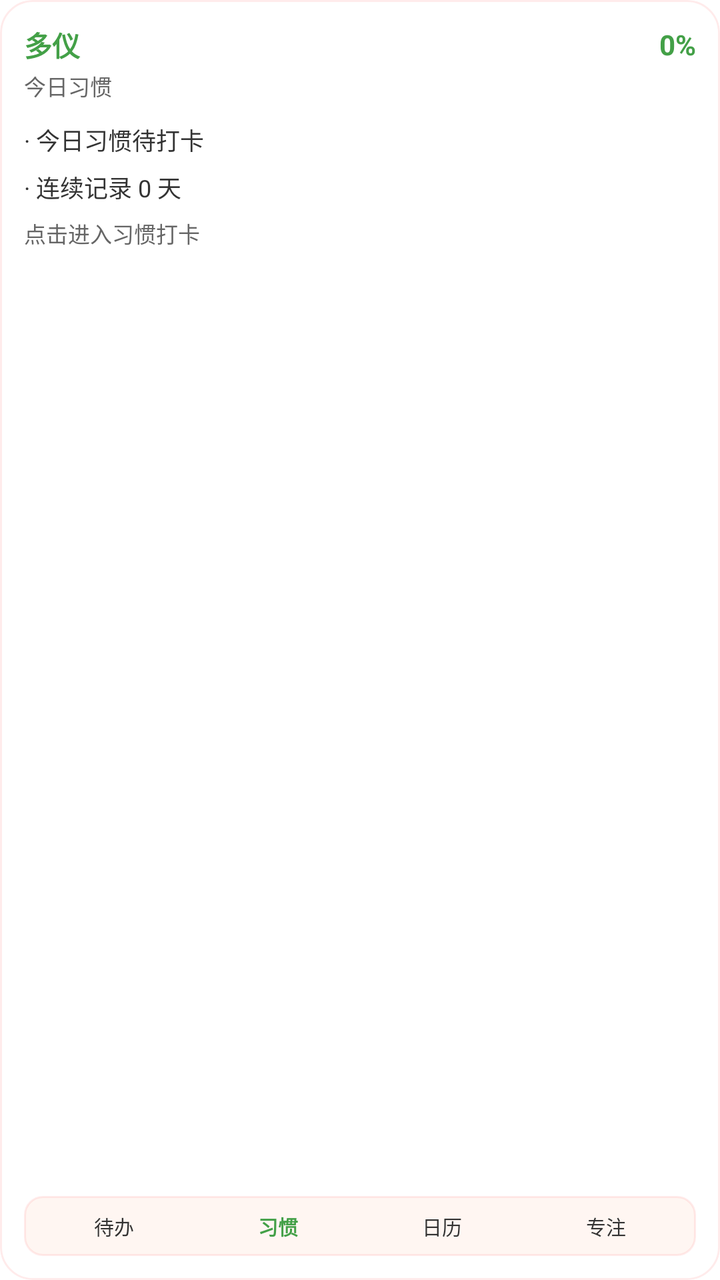
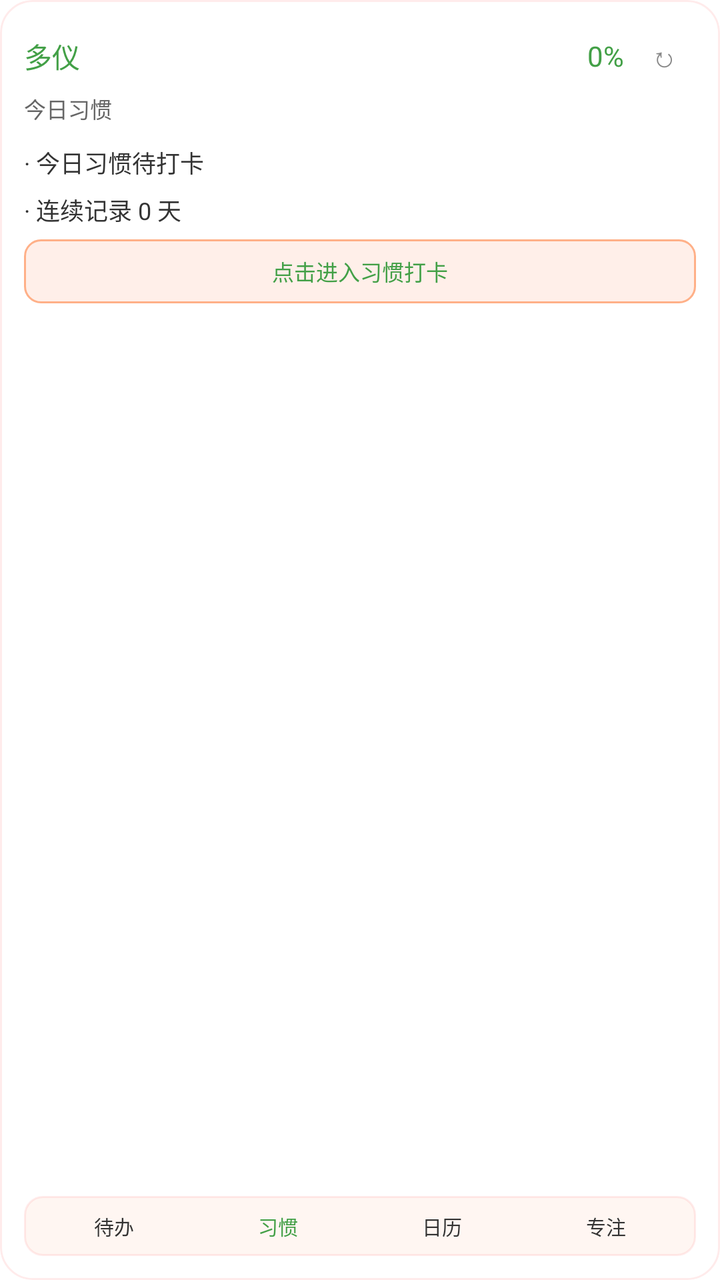

Two renders of the same Android screen: before a commit and after it. Below are the layout's source before the change and the commit's diff.
<!-- AndroidManifest.xml: fallback theme Theme.MaterialComponents.DayNight.NoActionBar -->
<!-- res/layout/duoyi_habit_widget.xml -->
<?xml version="1.0" encoding="utf-8"?>
<FrameLayout xmlns:android="http://schemas.android.com/apk/res/android"
    android:id="@+id/widget_habit_root"
    android:layout_width="match_parent"
    android:layout_height="match_parent"
    android:background="@drawable/widget_bg_round_16"
    android:clipToOutline="true"
    android:outlineProvider="background">

    <ImageView
        android:id="@+id/widget_theme_background"
        android:layout_width="match_parent"
        android:layout_height="match_parent"
        android:contentDescription="@null"
        android:scaleType="centerCrop"
        android:visibility="gone" />

    <TextView
        android:id="@+id/widget_theme_overlay"
        android:layout_width="match_parent"
        android:layout_height="match_parent"
        android:maxLines="1"
        android:ellipsize="end"
        android:visibility="gone" />

    <LinearLayout
        android:layout_width="match_parent"
        android:layout_height="match_parent"
        android:orientation="vertical"
        android:padding="12dp">

    <LinearLayout
        android:layout_width="match_parent"
        android:layout_height="wrap_content"
        android:gravity="center_vertical"
        android:orientation="horizontal">

        <TextView
            android:id="@+id/widget_habit_title"
            android:layout_width="0dp"
            android:layout_height="wrap_content"
            android:layout_weight="1"
            android:ellipsize="end"
            android:maxLines="1"
            android:text="多仪"
            android:textColor="#43A047"
            android:textSize="14sp"
            android:textStyle="bold" />

        <TextView
            android:id="@+id/widget_habit_percent"
            android:layout_width="wrap_content"
            android:layout_height="wrap_content"
            android:ellipsize="end"
            android:maxWidth="48dp"
            android:maxLines="1"
            android:text="0%"
            android:textColor="#43A047"
            android:textSize="14sp"
            android:textStyle="bold" />
    </LinearLayout>

    <TextView
        android:id="@+id/widget_habit_subtitle"
        android:layout_width="match_parent"
        android:layout_height="wrap_content"
        android:layout_marginTop="2dp"
        android:ellipsize="end"
        android:maxLines="1"
        android:text="今日习惯"
        android:textColor="#666666"
        android:textSize="11sp" />

    <LinearLayout
        android:layout_width="match_parent"
        android:layout_height="0dp"
        android:layout_marginTop="10dp"
        android:layout_weight="1"
        android:orientation="vertical">

        <TextView
            android:id="@+id/widget_habit_summary"
            android:layout_width="match_parent"
            android:layout_height="wrap_content"
            android:ellipsize="end"
            android:maxLines="1"
            android:text="· 今日习惯待打卡"
            android:textColor="#333333"
            android:textSize="12sp" />

        <TextView
            android:id="@+id/widget_habit_streak"
            android:layout_width="match_parent"
            android:layout_height="wrap_content"
            android:layout_marginTop="6dp"
            android:ellipsize="end"
            android:maxLines="1"
            android:text="· 连续记录 0 天"
            android:textColor="#333333"
            android:textSize="12sp" />

        <TextView
            android:id="@+id/widget_habit_hint"
            android:layout_width="match_parent"
            android:layout_height="wrap_content"
            android:layout_marginTop="6dp"
            android:ellipsize="end"
            android:maxLines="1"
            android:text="点击进入习惯打卡"
            android:textColor="#666666"
            android:textSize="11sp" />
    </LinearLayout>

    <LinearLayout
        android:id="@+id/widget_habit_bottom_nav"
        android:layout_width="match_parent"
        android:layout_height="30dp"
        android:layout_marginTop="8dp"
        android:background="@drawable/widget_nav_bg"
        android:gravity="center"
        android:orientation="horizontal"
        android:paddingLeft="4dp"
        android:paddingRight="4dp"
        android:weightSum="4">

        <TextView
            android:id="@+id/widget_habit_nav_todo"
            android:layout_width="0dp"
            android:layout_height="match_parent"
            android:layout_weight="1"
            android:gravity="center"
            android:ellipsize="end"
            android:maxLines="1"
            android:text="待办"
            android:textColor="#333333"
            android:textSize="10sp" />

        <TextView
            android:id="@+id/widget_habit_nav_habit"
            android:layout_width="0dp"
            android:layout_height="match_parent"
            android:layout_weight="1"
            android:gravity="center"
            android:ellipsize="end"
            android:maxLines="1"
            android:text="习惯"
            android:textColor="#43A047"
            android:textSize="10sp"
            android:textStyle="bold" />

        <TextView
            android:id="@+id/widget_habit_nav_calendar"
            android:layout_width="0dp"
            android:layout_height="match_parent"
            android:layout_weight="1"
            android:gravity="center"
            android:ellipsize="end"
            android:maxLines="1"
            android:text="日历"
            android:textColor="#333333"
            android:textSize="10sp" />

        <TextView
            android:id="@+id/widget_habit_nav_focus"
            android:layout_width="0dp"
            android:layout_height="match_parent"
            android:layout_weight="1"
            android:gravity="center"
            android:ellipsize="end"
            android:maxLines="1"
            android:text="专注"
            android:textColor="#333333"
            android:textSize="10sp" />
    </LinearLayout>
    </LinearLayout>
</FrameLayout>
<!-- resources referenced by this layout -->
<resources>
  <!-- drawable widget_bg_round_16 (drawable) -->
  <?xml version="1.0" encoding="utf-8"?>
  <shape xmlns:android="http://schemas.android.com/apk/res/android"
      android:shape="rectangle">
      <corners android:radius="16dp" />
      <solid android:color="#FFFFFFFF" />
      <stroke android:width="1dp" android:color="#22FF6B6B" />
  </shape>
  <!-- drawable widget_nav_bg (drawable) -->
  <?xml version="1.0" encoding="utf-8"?>
  <shape xmlns:android="http://schemas.android.com/apk/res/android"
      android:shape="rectangle">
      <corners android:radius="9dp" />
      <solid android:color="#FFFFF6F2" />
      <stroke android:width="1dp" android:color="#22FF6B6B" />
  </shape>
</resources>

<!-- the commit's change to res/layout/duoyi_habit_widget.xml (unified diff, before → after) -->
@@ -44,8 +44,7 @@
             android:maxLines="1"
             android:text="多仪"
             android:textColor="#43A047"
-            android:textSize="14sp"
-            android:textStyle="bold" />
+            android:textSize="14sp" />
 
         <TextView
             android:id="@+id/widget_habit_percent"
@@ -56,8 +55,20 @@
             android:maxLines="1"
             android:text="0%"
             android:textColor="#43A047"
-            android:textSize="14sp"
-            android:textStyle="bold" />
+            android:textSize="14sp" />
+
+        <TextView
+            android:id="@+id/widget_refresh"
+            android:layout_width="32dp"
+            android:layout_height="32dp"
+            android:layout_marginLeft="4dp"
+            android:gravity="center"
+            android:ellipsize="end"
+            android:maxLines="1"
+            android:text="↻"
+            android:contentDescription="刷新小组件"
+            android:textColor="#888888"
+            android:textSize="14sp" />
     </LinearLayout>
 
     <TextView
@@ -102,12 +113,15 @@
         <TextView
             android:id="@+id/widget_habit_hint"
             android:layout_width="match_parent"
-            android:layout_height="wrap_content"
+            android:layout_height="32dp"
+            android:minHeight="32dp"
             android:layout_marginTop="6dp"
+            android:background="@drawable/widget_btn_secondary"
+            android:gravity="center"
             android:ellipsize="end"
             android:maxLines="1"
             android:text="点击进入习惯打卡"
-            android:textColor="#666666"
+            android:textColor="#43A047"
             android:textSize="11sp" />
     </LinearLayout>
 
@@ -145,8 +159,7 @@
             android:maxLines="1"
             android:text="习惯"
             android:textColor="#43A047"
-            android:textSize="10sp"
-            android:textStyle="bold" />
+            android:textSize="10sp" />
 
         <TextView
             android:id="@+id/widget_habit_nav_calendar"
<!-- resource entries referenced after the edit -->
@@ -7,6 +7,14 @@
       <corners android:radius="16dp" />
       <solid android:color="#FFFFFFFF" />
       <stroke android:width="1dp" android:color="#22FF6B6B" />
+  </shape>
+  <!-- drawable widget_btn_secondary (drawable) -->
+  <?xml version="1.0" encoding="utf-8"?>
+  <shape xmlns:android="http://schemas.android.com/apk/res/android"
+      android:shape="rectangle">
+      <corners android:radius="8dp" />
+      <solid android:color="#FFFFEFE9" />
+      <stroke android:width="1dp" android:color="#FFFFB088" />
   </shape>
   <!-- drawable widget_nav_bg (drawable) -->
   <?xml version="1.0" encoding="utf-8"?>
